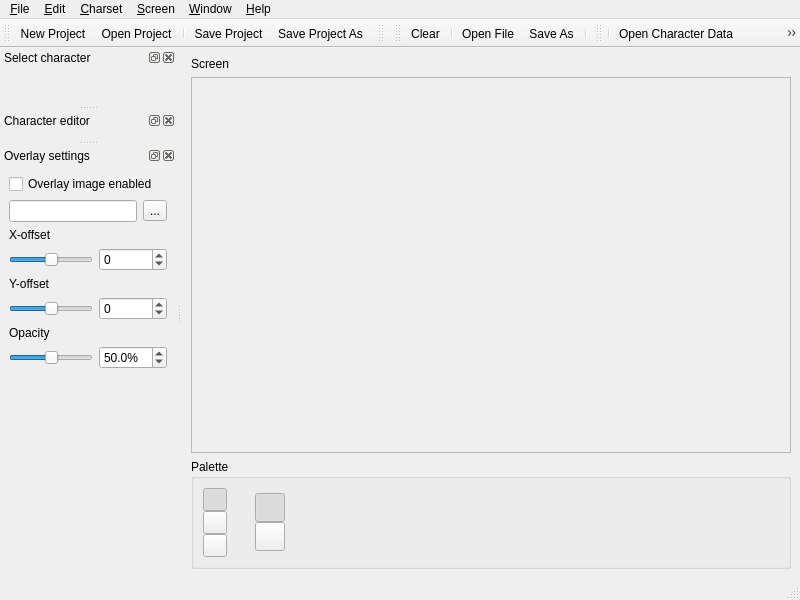
This is gui/mainwindow.ui in osaukko/TextPaint64 as Qt 5 draws it before an edit. The edited form follows.
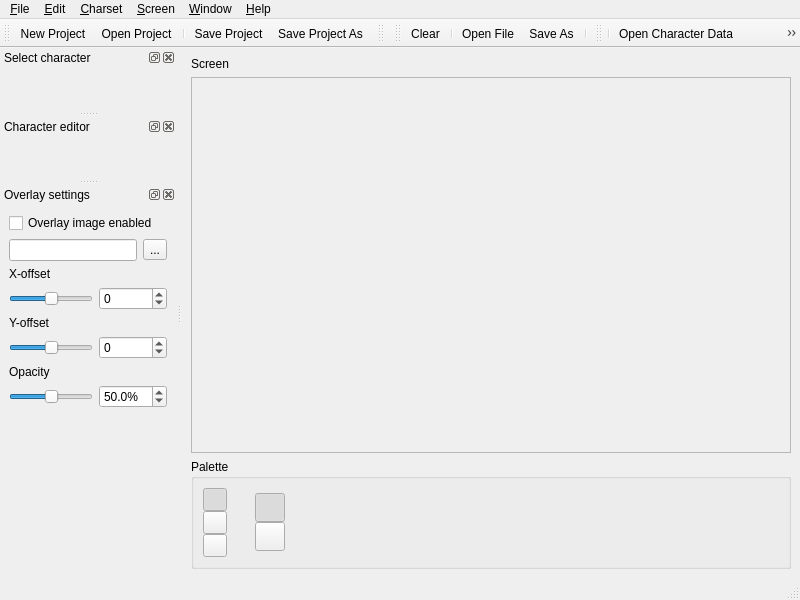
This is the edited form. Icons and pictures are not drawn. Custom widgets are drawn as their Qt base class.

Commit message:
CharacterEditor: - Show/hide grid. - Mouse events fixed.
CharsetWidget:
- Mouse events fixed.

MainWindow:
- Refactoring.
- Show grid menu item for character editor.

PaletteWidget:
- Mouse events fixed.

ScreenWidget:
- Mouse events fixed.

Diff of the .ui file:
```diff
--- a/gui/mainwindow.ui
+++ b/gui/mainwindow.ui
@@ -477,6 +477,9 @@
        <property name="orientation">
         <enum>Qt::Vertical</enum>
        </property>
+       <property name="sizeType">
+        <enum>QSizePolicy::Preferred</enum>
+       </property>
        <property name="sizeHint" stdset="0">
         <size>
          <width>20</width>
@@ -498,7 +501,13 @@
    <attribute name="dockWidgetArea">
     <number>1</number>
    </attribute>
-   <widget class="CharacterEditor" name="editorWidget"/>
+   <widget class="QWidget" name="editorDockWidgetContents">
+    <layout class="QVBoxLayout" name="characterEditorDockVerticalLayout">
+     <item>
+      <widget class="CharacterEditor" name="editorWidget" native="true"/>
+     </item>
+    </layout>
+   </widget>
   </widget>
   <widget class="QDockWidget" name="overlayDockWidget">
    <property name="windowTitle">
@@ -660,10 +669,13 @@
        <property name="orientation">
         <enum>Qt::Vertical</enum>
        </property>
+       <property name="sizeType">
+        <enum>QSizePolicy::MinimumExpanding</enum>
+       </property>
        <property name="sizeHint" stdset="0">
         <size>
          <width>20</width>
-         <height>50</height>
+         <height>0</height>
         </size>
        </property>
       </spacer>
```
Left out of the diff: 8 changed lines with no effect on the pictures. The commit also changes 10 other files.
